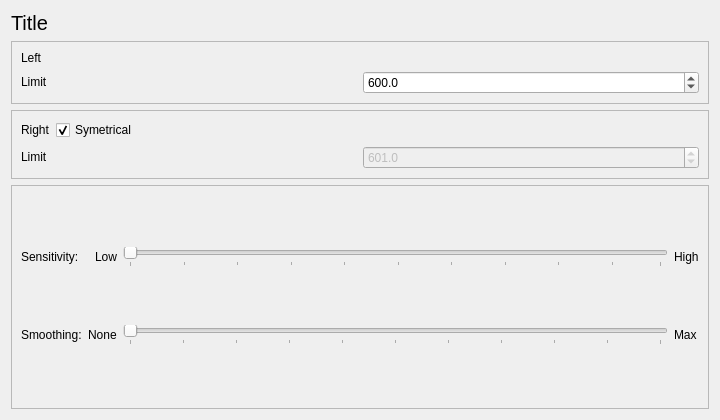
First picture: the form in src/qt_gui/scurve.ui, repository fwfa123/linuxtrackx-ir, before the edit.
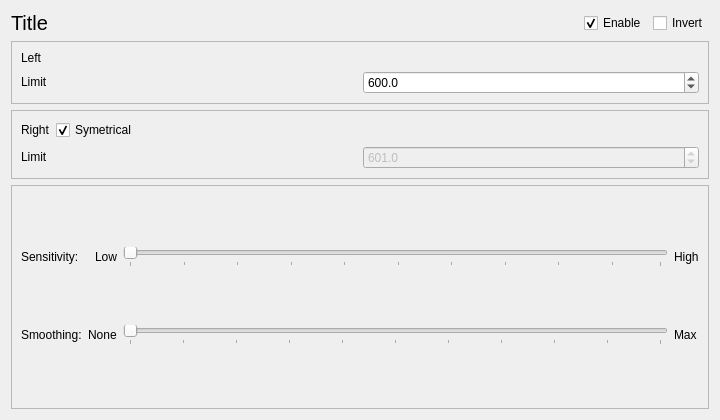
Second picture: the form after the edit.

Diff of the .ui file:
```diff
--- a/src/qt_gui/scurve.ui
+++ b/src/qt_gui/scurve.ui
@@ -15,10 +15,12 @@
   </property>
   <layout class="QVBoxLayout" name="verticalLayout_4">
    <item>
+    <layout class="QHBoxLayout" name="titleRowLayout">
+     <item>
     <widget class="QLabel" name="SCTitle">
      <property name="sizePolicy">
-      <sizepolicy hsizetype="Preferred" vsizetype="Maximum">
-       <horstretch>0</horstretch>
+        <sizepolicy hsizetype="Expanding" vsizetype="Maximum">
+         <horstretch>1</horstretch>
        <verstretch>0</verstretch>
       </sizepolicy>
      </property>
@@ -31,6 +33,25 @@
       <string>Title</string>
      </property>
     </widget>
+     </item>
+     <item>
+      <widget class="QCheckBox" name="SCEnable">
+       <property name="text">
+        <string>Enable</string>
+       </property>
+       <property name="checked">
+        <bool>true</bool>
+       </property>
+      </widget>
+     </item>
+     <item>
+      <widget class="QCheckBox" name="SCInvert">
+       <property name="text">
+        <string>Invert</string>
+       </property>
+      </widget>
+     </item>
+    </layout>
    </item>
    <item>
     <layout class="QHBoxLayout" name="horizontalLayout_2">
```
Lines whose indentation alone changed are shown as unchanged.
